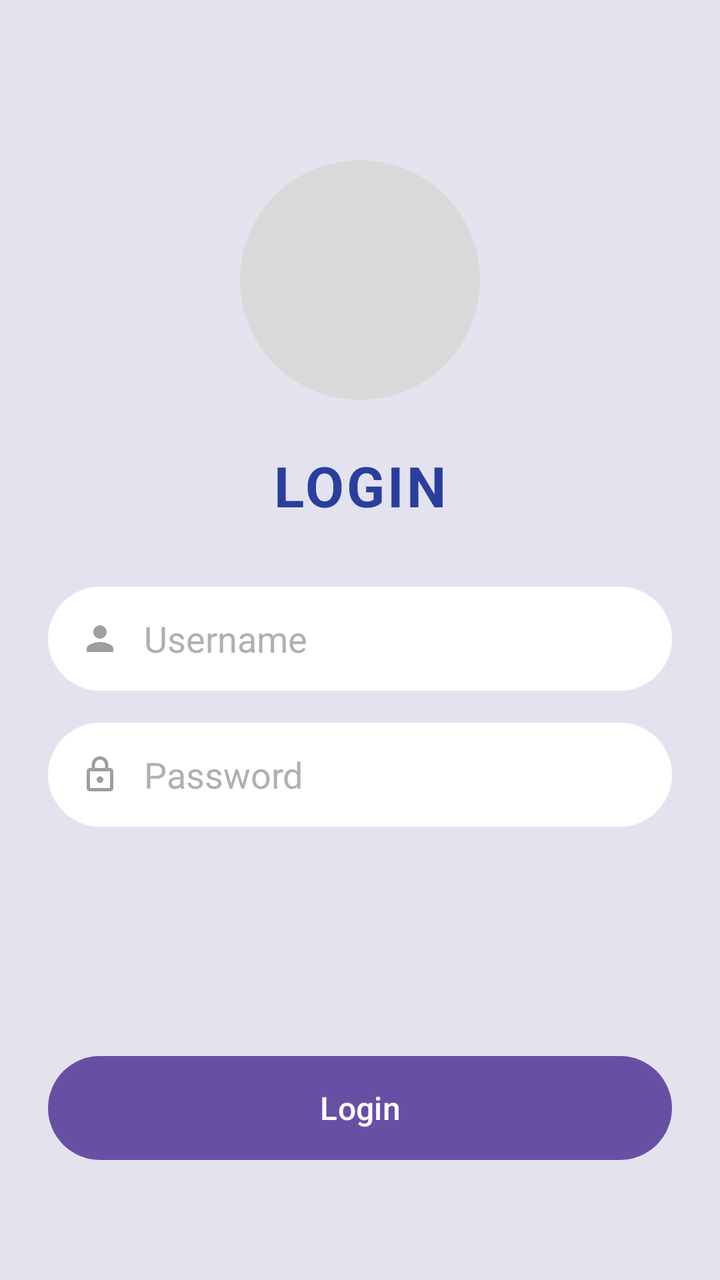
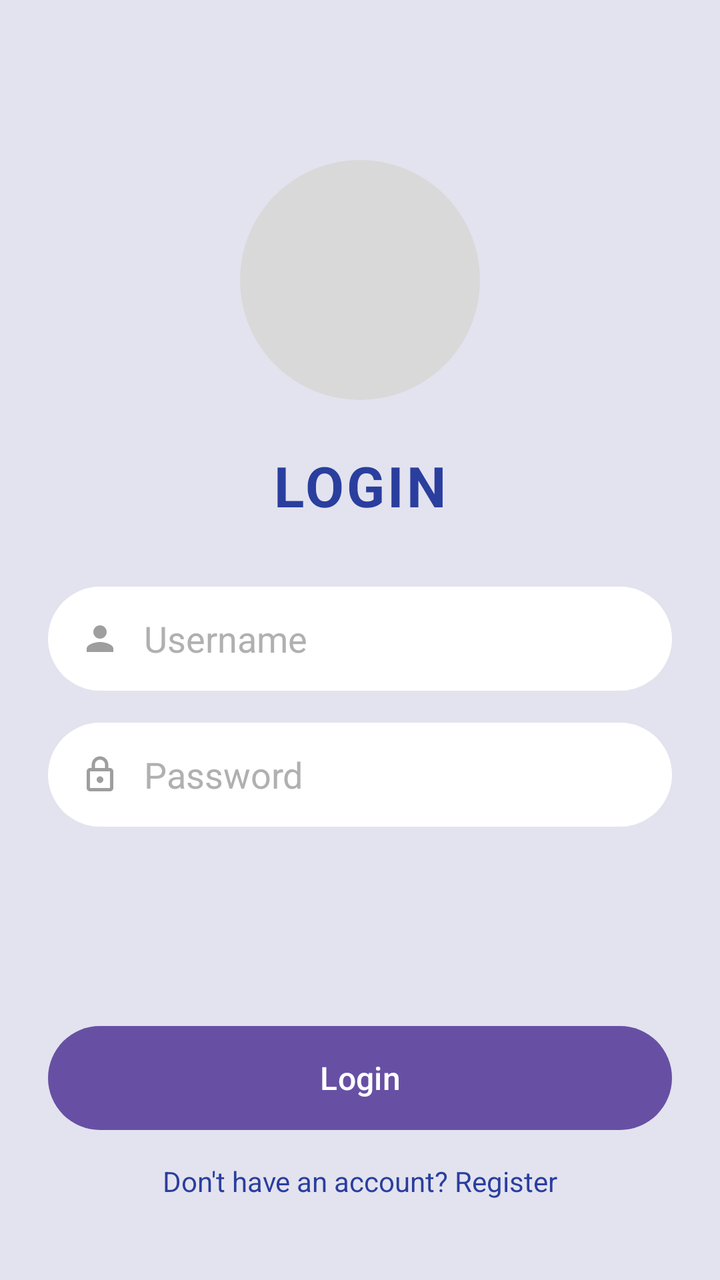

An Android layout rendered at two revisions. The XML below is the earlier revision; the diff shows what the commit changed to produce the second picture.
<!-- AndroidManifest.xml: application theme Theme.EncikAircond -->
<!-- res/layout/activity_login.xml -->
<?xml version="1.0" encoding="utf-8"?>
<androidx.constraintlayout.widget.ConstraintLayout xmlns:android="http://schemas.android.com/apk/res/android"
    xmlns:app="http://schemas.android.com/apk/res-auto"
    xmlns:tools="http://schemas.android.com/tools"
    android:layout_width="match_parent"
    android:layout_height="match_parent"
    android:background="#E3E3EF"
    tools:context=".activities.LoginActivity">

    
    <View
        android:id="@+id/viewLogoCircle"
        android:layout_width="120dp"
        android:layout_height="120dp"
        android:background="@drawable/circle_logo"
        app:layout_constraintTop_toTopOf="parent"
        app:layout_constraintStart_toStartOf="parent"
        app:layout_constraintEnd_toEndOf="parent"
        android:layout_marginTop="80dp" />

    
    <TextView
        android:id="@+id/tvLoginTitle"
        android:layout_width="wrap_content"
        android:layout_height="wrap_content"
        android:text="LOGIN"
        android:textColor="#2A3E9E"
        android:textSize="28sp"
        android:textStyle="bold"
        android:letterSpacing="0.05"
        app:layout_constraintTop_toBottomOf="@id/viewLogoCircle"
        app:layout_constraintStart_toStartOf="parent"
        app:layout_constraintEnd_toEndOf="parent"
        android:layout_marginTop="24dp" />

    
    <LinearLayout
        android:id="@+id/layoutUsername"
        android:layout_width="0dp"
        android:layout_height="52dp"
        android:orientation="horizontal"
        android:gravity="center_vertical"
        android:background="@drawable/bg_input_field"
        android:paddingStart="16dp"
        android:paddingEnd="16dp"
        app:layout_constraintTop_toBottomOf="@id/tvLoginTitle"
        app:layout_constraintStart_toStartOf="parent"
        app:layout_constraintEnd_toEndOf="parent"
        android:layout_marginTop="32dp"
        android:layout_marginStart="24dp"
        android:layout_marginEnd="24dp">

        <ImageView
            android:layout_width="20dp"
            android:layout_height="20dp"
            android:src="@drawable/ic_person"
            app:tint="#9E9E9E" />

        <EditText
            android:id="@+id/etUsername"
            android:layout_width="0dp"
            android:layout_height="match_parent"
            android:layout_weight="1"
            android:layout_marginStart="12dp"
            android:hint="Username"
            android:textColorHint="#B0B0B0"
            android:textColor="#333333"
            android:background="@android:color/transparent"
            android:inputType="text"
            android:singleLine="true" />
    </LinearLayout>

    
    <LinearLayout
        android:id="@+id/layoutPassword"
        android:layout_width="0dp"
        android:layout_height="52dp"
        android:orientation="horizontal"
        android:gravity="center_vertical"
        android:background="@drawable/bg_input_field"
        android:paddingStart="16dp"
        android:paddingEnd="16dp"
        app:layout_constraintTop_toBottomOf="@id/layoutUsername"
        app:layout_constraintStart_toStartOf="parent"
        app:layout_constraintEnd_toEndOf="parent"
        android:layout_marginTop="16dp"
        android:layout_marginStart="24dp"
        android:layout_marginEnd="24dp">

        <ImageView
            android:layout_width="20dp"
            android:layout_height="20dp"
            android:src="@drawable/ic_lock"
            app:tint="#9E9E9E" />

        <EditText
            android:id="@+id/etPassword"
            android:layout_width="0dp"
            android:layout_height="match_parent"
            android:layout_weight="1"
            android:layout_marginStart="12dp"
            android:hint="Password"
            android:textColorHint="#B0B0B0"
            android:textColor="#333333"
            android:background="@android:color/transparent"
            android:inputType="textPassword"
            android:singleLine="true" />
    </LinearLayout>

    
    <Button
        android:id="@+id/btnLogin"
        android:layout_width="0dp"
        android:layout_height="52dp"
        android:text="Login"
        android:textColor="#FFFFFF"
        android:textSize="16sp"
        android:textAllCaps="false"
        android:background="@drawable/bg_button_login"
        app:layout_constraintStart_toStartOf="parent"
        app:layout_constraintEnd_toEndOf="parent"
        app:layout_constraintBottom_toBottomOf="parent"
        android:layout_marginStart="24dp"
        android:layout_marginEnd="24dp"
        android:layout_marginBottom="60dp" />

</androidx.constraintlayout.widget.ConstraintLayout>
<!-- resources referenced by this layout -->
<resources>
  <!-- drawable bg_button_login (drawable) -->
  <?xml version="1.0" encoding="utf-8"?>
  <shape xmlns:android="http://schemas.android.com/apk/res/android"
      android:shape="rectangle">
      <solid android:color="#2A3E9E" />
      <corners android:radius="26dp" />
  </shape>
  <!-- drawable bg_input_field (drawable) -->
  <?xml version="1.0" encoding="utf-8"?>
  <shape xmlns:android="http://schemas.android.com/apk/res/android"
      android:shape="rectangle">
      <solid android:color="#FFFFFF" />
      <corners android:radius="26dp" />
  </shape>
  <!-- drawable circle_logo (drawable) -->
  <?xml version="1.0" encoding="utf-8"?>
  <shape xmlns:android="http://schemas.android.com/apk/res/android">
  
      <solid android:color="#D9D9D9"/>
  
      <corners android:radius="100dp"/>
  
  </shape>
  <!-- drawable ic_lock (drawable) -->
  <vector xmlns:android="http://schemas.android.com/apk/res/android"
      android:width="24dp"
      android:height="24dp"
      android:viewportWidth="24"
      android:viewportHeight="24"
      android:tint="#9E9E9E">
      <path
          android:fillColor="#FF000000"
          android:pathData="M18,8h-1V6c0,-2.76 -2.24,-5 -5,-5S7,3.24 7,6v2H6c-1.1,0 -2,0.9 -2,2v10c0,1.1 0.9,2 2,2h12c1.1,0 2,-0.9 2,-2V10c0,-1.1 -0.9,-2 -2,-2zM9,6c0,-1.66 1.34,-3 3,-3s3,1.34 3,3v2H9V6zM18,20H6V10h12v10zM12,17c1.1,0 2,-0.9 2,-2s-0.9,-2 -2,-2s-2,0.9 -2,2S10.9,17 12,17z"/>
  </vector>
  <!-- drawable ic_person (drawable) -->
  <?xml version="1.0" encoding="utf-8"?>
  <vector xmlns:android="http://schemas.android.com/apk/res/android"
      android:width="24dp"
      android:height="24dp"
      android:viewportWidth="24"
      android:viewportHeight="24">
  
      <path
          android:fillColor="#FF000000"
          android:pathData="M12,12c2.21,0 4,-1.79 4,-4c0,-2.21 -1.79,-4 -4,-4c-2.21,0 -4,1.79 -4,4C8,10.21 9.79,12 12,12zM12,14c-2.67,0 -8,1.34 -8,4v2h16v-2C20,15.34 14.67,14 12,14z"/>
  </vector>
  <style name="Theme.EncikAircond" parent="Base.Theme.EncikAircond" />
  <style name="Base.Theme.EncikAircond" parent="Theme.Material3.DayNight.NoActionBar">
          
      </style>
</resources>

<!-- the commit's change to res/layout/activity_login.xml (unified diff, before → after) -->
@@ -119,9 +119,23 @@
         android:background="@drawable/bg_button_login"
         app:layout_constraintStart_toStartOf="parent"
         app:layout_constraintEnd_toEndOf="parent"
-        app:layout_constraintBottom_toBottomOf="parent"
+        app:layout_constraintBottom_toTopOf="@id/tvRegister"
         android:layout_marginStart="24dp"
         android:layout_marginEnd="24dp"
-        android:layout_marginBottom="60dp" />
+        android:layout_marginBottom="16dp" />
+
+    <TextView
+        android:id="@+id/tvRegister"
+        android:layout_width="wrap_content"
+        android:layout_height="wrap_content"
+        android:text="Don't have an account? Register"
+        android:textColor="#2A3E9E"
+        android:textSize="14sp"
+        app:layout_constraintStart_toStartOf="parent"
+        app:layout_constraintEnd_toEndOf="parent"
+        app:layout_constraintBottom_toBottomOf="parent"
+        android:layout_marginBottom="40dp"
+        android:clickable="true"
+        android:focusable="true" />
 
 </androidx.constraintlayout.widget.ConstraintLayout>
